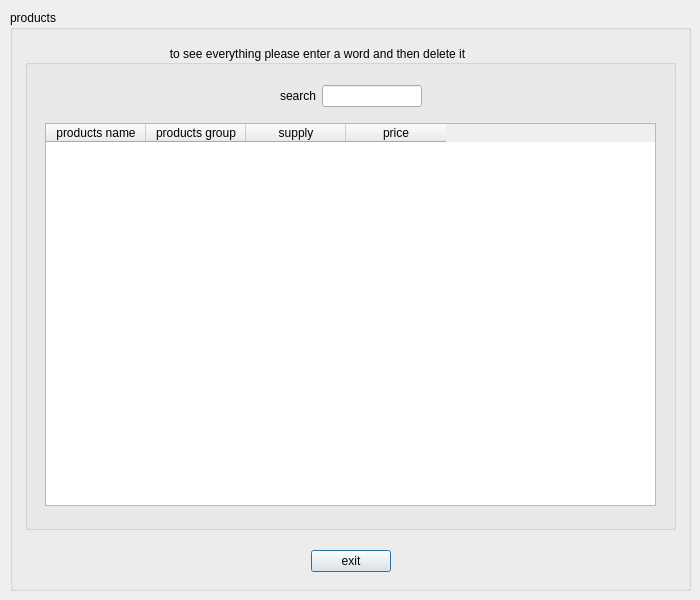
melika-ag8/finalfoof, file asearchp.ui: the form before one commit.
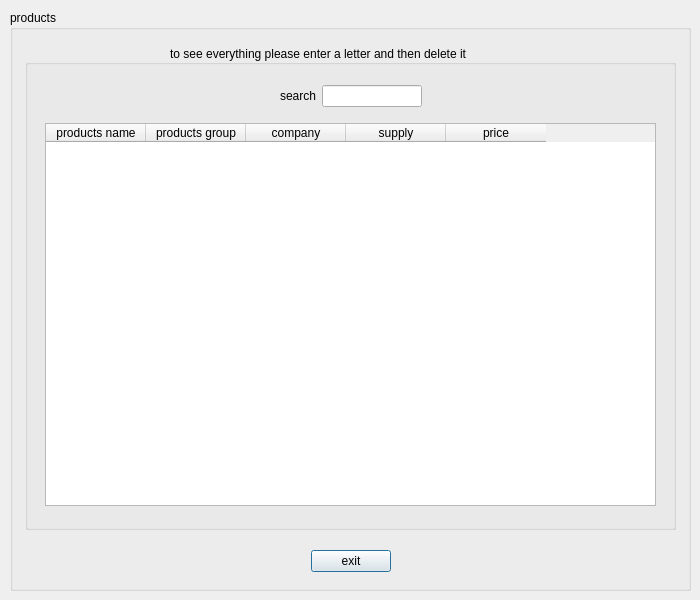
The form after the commit. Icons and pictures are not drawn.

```diff
--- a/asearchp.ui
+++ b/asearchp.ui
@@ -109,7 +109,7 @@
           <string notr="true">color:black;</string>
          </property>
          <property name="title">
-          <string>                                           to see everything please enter a word and then delete it</string>
+          <string>                                           to see everything please enter a letter and then delete it</string>
          </property>
          <widget class="QWidget" name="verticalLayoutWidget">
           <property name="geometry">
@@ -239,6 +239,11 @@
                  <string>products group</string>
                 </property>
                </column>
+               <column>
+                <property name="text">
+                 <string>company</string>
+                </property>
+               </column>
                <column>
                 <property name="text">
                  <string>supply</string>
```
